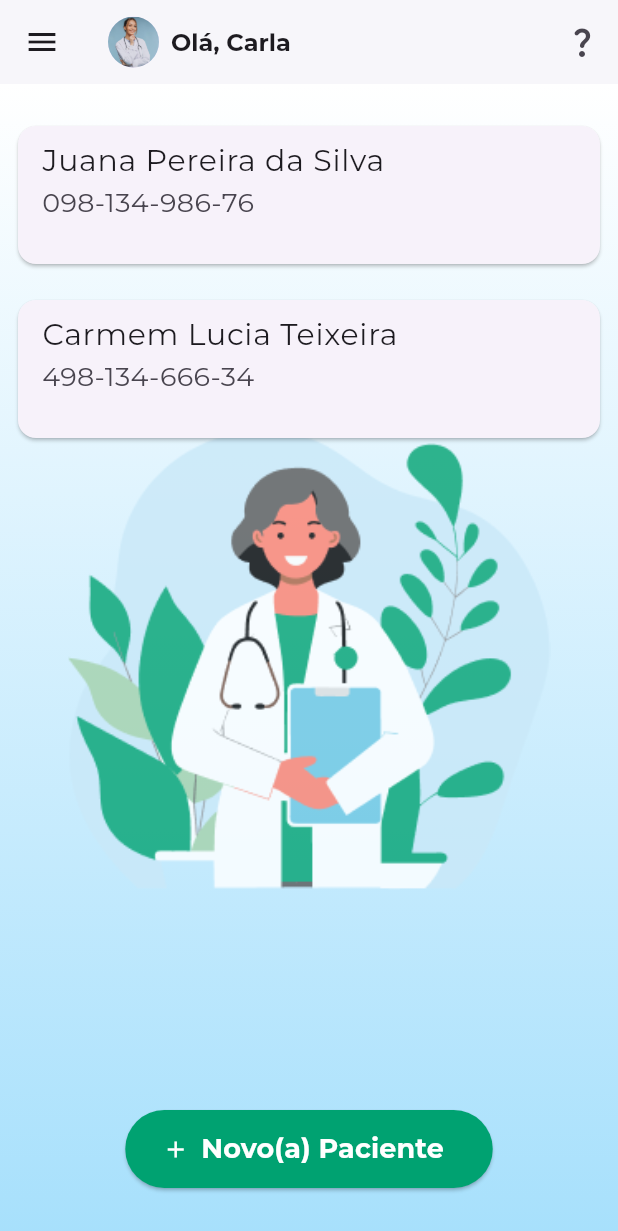
After one commit to mylenamahatma/Neopeso, a Flutter app: the Homepage screen opened directly, on a phone screen of 412 x 824 dp. The commit adds this screen. Shown: the top 1231 px of the screen. Run offline on Flutter 3.47's test engine with Material 3 defaults, Android fonts, the phone set to English and light mode, and no system bars; our stand-ins replace device_preview, email_validator, google_fonts.

Commit message:
feat: adding images and homepage

```diff
--- a/lib/common/constants/neopeso_colors.dart
+++ b/lib/common/constants/neopeso_colors.dart
@@ -5,4 +5,5 @@ class NeopesoColors {
 
   static const Color white = Color(0xFFFFFFFF);
   static const Color green = Color(0xFF00A271);
+  static const Color lightGreen = Color(0xFFA7E0FC);
 }
--- /dev/null
+++ b/lib/features/homepage/homepage.dart
@@ -0,0 +1,165 @@
+import 'package:flutter/material.dart';
+import 'package:google_fonts/google_fonts.dart';
+import 'package:neopeso/common/constants/neopeso_colors.dart';
+
+class Homepage extends StatelessWidget {
+  const Homepage({super.key});
+
+  void _onCardTap(BuildContext context, String cardTitle) {
+    // Navegar para a página do paciente (será implementada futuramente)
+    // Navigator.push(context, MaterialPageRoute(builder: (context) => PacientePage(cardTitle)));
+  }
+
+  List<Widget> _buildPatientCards(BuildContext context, double screenWidth) {
+    // Exemplo de lista de pacientes, que virá depois pelo banco
+    final List<Map<String, String>> patients = [
+      {'title': 'Juana Pereira da Silva', 'subtitle': '098-134-986-76'},
+      {'title': 'Carmem Lucia Teixeira', 'subtitle': '498-134-666-34'},
+    ];
+
+    List<Widget> cards = [];
+    cards.add(const SizedBox(height: 16)); // Espaço inicial entre a AppBar e os cards
+
+    for (var patient in patients) {
+      cards.add(
+        SizedBox(
+          height: 100,
+          width: screenWidth - 80,
+          child: Card(
+            child: InkWell(
+              onTap: () => _onCardTap(context, patient['title']!),
+              child: ListTile(
+                title: Text(
+                  patient['title']!,
+                  style: GoogleFonts.montserrat(
+                    fontSize: 20,
+                    fontWeight: FontWeight.normal,
+                  ),
+                ),
+                subtitle: Text(
+                  patient['subtitle']!,
+                  style: GoogleFonts.montserrat(
+                    fontSize: 18,
+                    fontWeight: FontWeight.normal,
+                  ),
+                ),
+              ),
+            ),
+          ),
+        ),
+      );
+      cards.add(const SizedBox(height: 16)); // Espaço entre os cards
+    }
+
+    return cards;
+  }
+
+  Widget _buildBottomButton() {
+    return Padding(
+      padding: const EdgeInsets.fromLTRB(8, 8, 8, 32),
+      child: Row(
+        mainAxisAlignment: MainAxisAlignment.spaceEvenly,
+        children: <Widget>[
+          SizedBox(
+            height: 52,
+            width: 245,
+            child: ElevatedButton.icon(
+              onPressed: () {},
+              icon: const Icon(Icons.add, color: NeopesoColors.white),
+              label: Text(
+                'Novo(a) Paciente',
+                style: GoogleFonts.montserrat(
+                  fontSize: 18,
+                  fontWeight: FontWeight.bold,
+                ).copyWith(
+                  color: NeopesoColors.white,
+                ),
+              ),
+              style: ElevatedButton.styleFrom(
+                backgroundColor: NeopesoColors.green,
+              ),
+            ),
+          ),
+        ],
+      ),
+    );
+  }
+
+  @override
+  Widget build(BuildContext context) {
+    double screenWidth = MediaQuery.of(context).size.width;
+
+    return Scaffold(
+      appBar: AppBar(
+        backgroundColor: NeopesoColors.white,
+        elevation: 1.0,
+        leading: IconButton(
+          icon: const Icon(Icons.menu),
+          onPressed: () {},
+        ),
+        title: Row(
+          children: <Widget>[
+            const CircleAvatar(
+              radius: 17,
+              backgroundImage: AssetImage('assets/images/medica.png'),
+            ),
+            const SizedBox(width: 8),
+            Text(
+              "Olá, Carla",
+              style: GoogleFonts.montserrat(
+                fontSize: 16,
+                fontWeight: FontWeight.bold,
+              ),
+            ),
+          ],
+        ),
+        actions: <Widget>[
+          IconButton(
+            icon: const Icon(Icons.question_mark_rounded),
+            onPressed: () {},
+          )
+        ],
+      ),
+      body: Stack(
+        children: <Widget>[
+          Container(
+            decoration: const BoxDecoration(
+              gradient: LinearGradient(
+                begin: Alignment.topCenter,
+                end: Alignment.bottomCenter,
+                colors: [
+                  NeopesoColors.white,
+                  NeopesoColors.lightGreen,
+                ],
+              ),
+            ),
+          ),
+          Positioned.fill(
+            child: Align(
+              alignment: Alignment.center,
+              child: Opacity(
+                opacity: 0.8,
+                child: Image.asset(
+                  'assets/images/Group 613.png',
+                  width: screenWidth - 90,
+                  fit: BoxFit.cover,
+                ),
+              ),
+            ),
+          ),
+          Column(
+            children: <Widget>[
+              Expanded(
+                child: ListView(
+                  padding: const EdgeInsets.all(8),
+                  children: _buildPatientCards(context, screenWidth),
+                ),
+              ),
+              _buildBottomButton(),
+            ],
+          ),
+        ],
+      ),
+    );
+  }
+}
```
Also changed, not shown: assets/images/Group 613.png (added), assets/images/medica.png (added).
